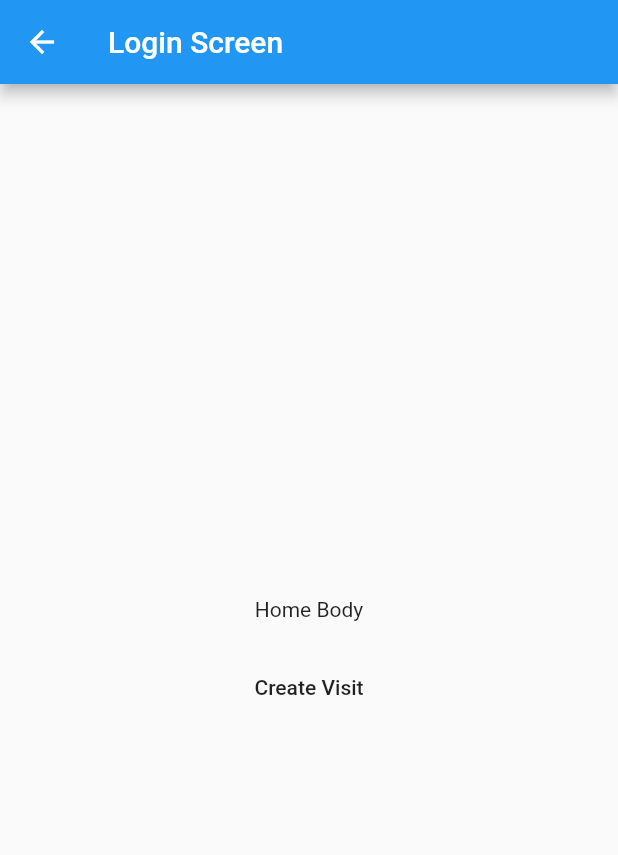
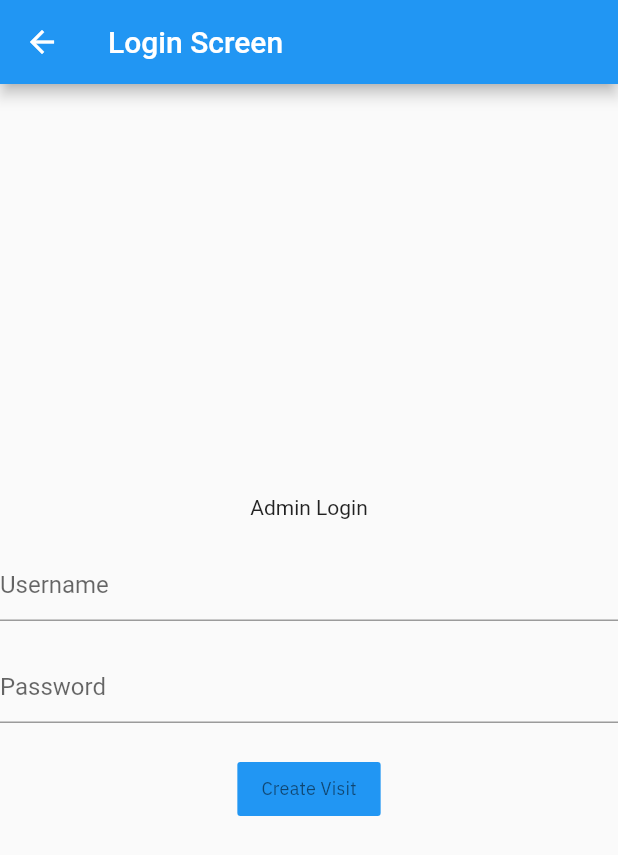
Before and after one commit to patelmeet341993/hms_admin, a Flutter app: the LoginScreen screen opened directly, on a phone screen of 412 x 824 dp. Shown: the top 855 px of the screen. Run offline on Flutter 3.47's test engine with Material 2 defaults, Android fonts, the phone set to English and light mode, and no system bars; our stand-ins replace cloud_firestore, connectivity_plus, equatable, firebase_analytics, firebase_core, firebase_crashlytics and 6 more; accounts and stored records are empty.

Commit message:
added a basic form to login using username and password in LoginScreen

```diff
--- a/lib/views/authentication/login_screen.dart
+++ b/lib/views/authentication/login_screen.dart
@@ -1,7 +1,13 @@
+import 'package:admin/configs/app_theme.dart';
+import 'package:admin/configs/constants.dart';
+import 'package:admin/utils/logger_service.dart';
 import 'package:admin/utils/my_safe_state.dart';
+import 'package:admin/utils/my_toast.dart';
 import 'package:admin/views/common/components/loading_widget.dart';
 import 'package:admin/views/common/components/modal_progress_hud.dart';
 import 'package:flutter/material.dart';
+
+import '../../controllers/authentication_controller.dart';
 
 class LoginScreen extends StatefulWidget {
   static const String routeName = "/LoginScreen";
@@ -15,14 +21,29 @@ class _LoginScreenState extends State<LoginScreen> with MySafeState {
   late ThemeData themeData;
   bool isLoading = false;
 
-  Future<void> login() async {
+  final GlobalKey<FormState> _globalKey = GlobalKey<FormState>();
+  TextEditingController usernameController = TextEditingController();
+  TextEditingController passwordController = TextEditingController();
+
+  Future<void> login(String userName, String password) async {
     isLoading = true;
     mySetState();
 
-    await Future.delayed(Duration(seconds: 3));
+    // await Future.delayed(const Duration(seconds: 3));
+    bool isLoggedIn = await AuthenticationController().loginAdminUserWithUsernameAndPassword(context: context, userName: userName, password: password, userType: AdminUserType.admin);
+    Log().i("isLoggedIn:$isLoggedIn");
 
     isLoading = false;
     mySetState();
+
+    if(!isLoggedIn) {
+      MyToast.showError("Login Failed", context);
+    }
+  }
+
+  @override
+  void initState() {
+    super.initState();
   }
 
   @override
@@ -32,27 +53,70 @@ class _LoginScreenState extends State<LoginScreen> with MySafeState {
 
     return ModalProgressHUD(
       inAsyncCall: isLoading,
-      progressIndicator: LoadingWidget(),
+      progressIndicator: const LoadingWidget(),
       child: Scaffold(
         appBar: AppBar(
-          title: Text("Login Screen"),
+          title: const Text("Login Screen"),
         ),
         body: Center(
+          child: Container(
+            constraints: BoxConstraints(maxWidth: 700),
+            child: Form(
+              key: _globalKey,
               child: Column(
                 mainAxisAlignment: MainAxisAlignment.center,
                 crossAxisAlignment: CrossAxisAlignment.center,
                 children: [
-              Text("Home Body"),
-              SizedBox(height: 20,),
+                  const Text("Admin Login"),
+                  const SizedBox(height: 20,),
+                  TextFormField(
+                    controller: usernameController,
+                    decoration: InputDecoration(
+                      hintText: "Username",
+                    ),
+                    validator: (String? text) {
+                      if(text?.isNotEmpty ?? false) {
+                        return null;
+                      }
+                      else {
+                        return "Username is Required";
+                      }
+                    },
+                  ),
+                  const SizedBox(height: 20,),
+                  TextFormField(
+                    controller: passwordController,
+                    keyboardType: TextInputType.visiblePassword,
+                    decoration: InputDecoration(
+                      hintText: "Password",
+                    ),
+                    validator: (String? text) {
+                      if(text?.isNotEmpty ?? false) {
+                        return null;
+                      }
+                      else {
+                        return "Password is Required";
+                      }
+                    },
+                  ),
+                  const SizedBox(height: 20,),
                   FlatButton(
                     onPressed: () {
-                  login();
+                      if(_globalKey.currentState?.validate() ?? false) {
+                        login(usernameController.text, passwordController.text);
+                      }
                       // VisitController().createDummyVisitDataInFirestore();
                       // PatientController().createDummyPatientDataInFirestore();
                     },
-                child: Text("Create Visit"),
+                    color: themeData.colorScheme.primary,
+                    child: Text(
+                      "Create Visit",
+                      style: AppTheme.getTextStyle(themeData.textTheme.caption!),
+                    ),
                   ),
                 ],
+              ),
+            ),
           ),
         ),
       ),
```
Lines whose indentation alone changed are shown as unchanged.
